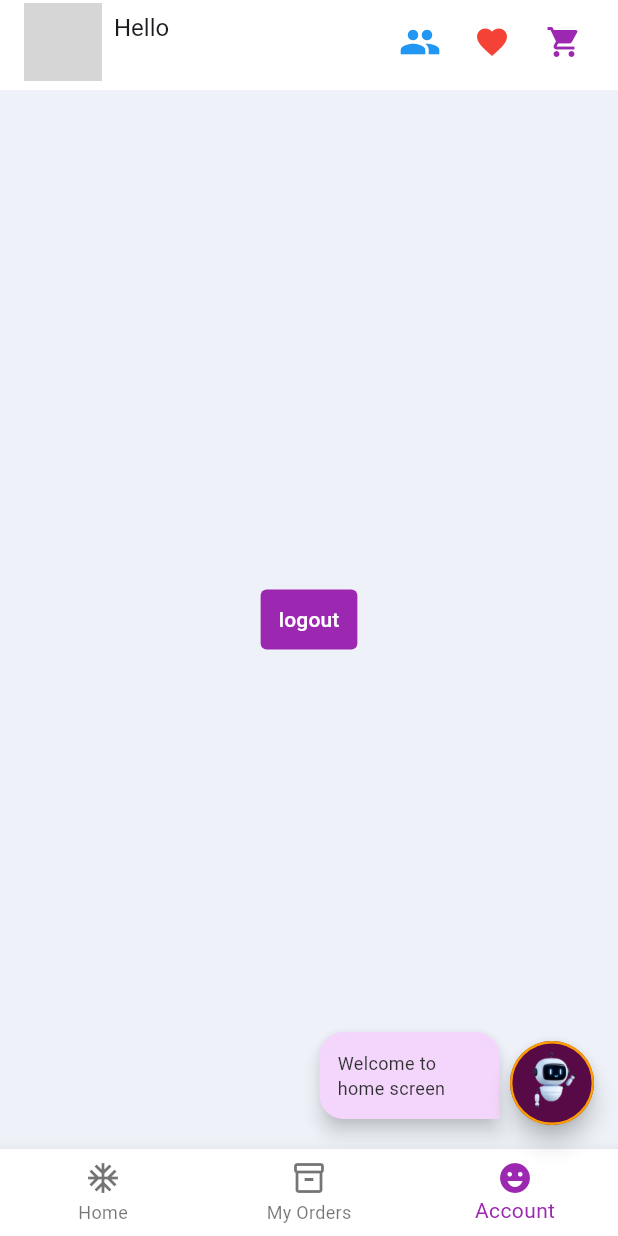
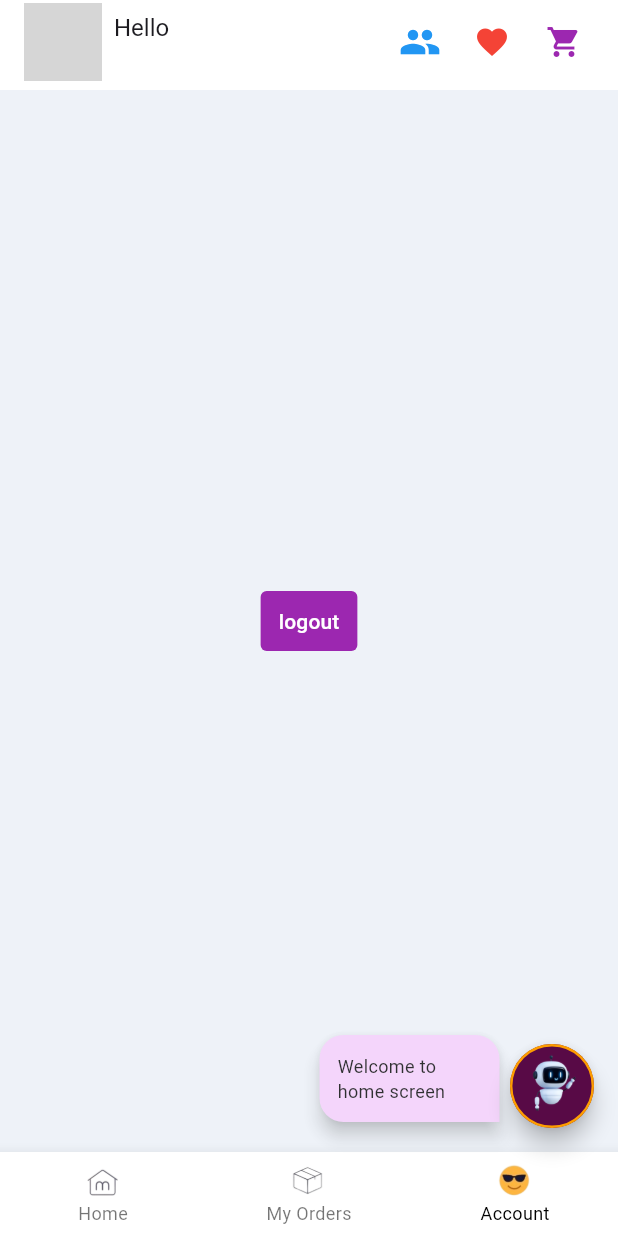
Before and after one commit to aashish2604/meesho_dice, a Flutter app: the screen it shows once a user with an empty profile is signed in, item 3 of the bottom bar chosen, on a phone screen of 412 x 824 dp. Run offline on Flutter 3.47's test engine with Material 3 defaults, Android fonts, the phone set to English and light mode, and no system bars; drawn by our look-alikes of cached_network_image; our stand-ins replace carousel_slider, cloud_firestore, file_picker, firebase_auth, firebase_core, flutter_spinkit and 1 more; missing offline and left inert: ar_flutter_plugin, dialog_flowtter, flutter_3d_controller, flutter_timer_countdown; accounts and stored records are empty; network calls fail; project files that could hold a hidden picture were left out; grey boxes are pictures that could not be loaded.

Commit message:
added label in bottombar

```diff
--- a/lib/screens/home_page.dart
+++ b/lib/screens/home_page.dart
@@ -46,6 +46,31 @@ class _HomePageState extends State<HomePage> {
 
   @override
   Widget build(BuildContext context) {
+    final homeIcon = Image.asset(
+      "assets/images/home.png",
+      height: 26,
+    );
+    final homeActiveIcon = Image.asset(
+      "assets/images/home_active.png",
+      height: 26,
+    );
+    final ordersIcon = Image.asset(
+      "assets/images/orders.png",
+      height: 26,
+    );
+    final ordersActiveIcon = Image.asset(
+      "assets/images/orders_active.png",
+      height: 26,
+    );
+    final accountIcon = Image.asset(
+      "assets/images/account.png",
+      height: 26,
+    );
+    final accountActiveIcon = Image.asset(
+      "assets/images/account_active.png",
+      height: 26,
+    );
+
     return Scaffold(
         appBar: PreferredSize(
           preferredSize:
@@ -70,24 +95,25 @@ class _HomePageState extends State<HomePage> {
           child: _widgetOptions.elementAt(_selectedIndex),
         ),
         bottomNavigationBar: BottomNavigationBar(
+          selectedLabelStyle: TextStyle(fontSize: 12),
+          unselectedLabelStyle: TextStyle(fontSize: 12),
           backgroundColor: Colors.white,
           items: <BottomNavigationBarItem>[
             BottomNavigationBarItem(
-              icon:
-                  _selectedIndex == 0 ? Icon(Icons.home) : Icon(Icons.ac_unit),
+              icon: _selectedIndex == 0 ? homeActiveIcon : homeIcon,
               label: 'Home',
             ),
             BottomNavigationBarItem(
-              icon: Icon(Icons.inventory_2_outlined),
+              icon: _selectedIndex == 1 ? ordersActiveIcon : ordersIcon,
               label: 'My Orders',
             ),
             BottomNavigationBarItem(
-              icon: Icon(Icons.emoji_emotions),
+              icon: _selectedIndex == 2 ? accountActiveIcon : accountIcon,
               label: 'Account',
             ),
           ],
           currentIndex: _selectedIndex,
-          selectedItemColor: Colors.purple,
+          selectedItemColor: Colors.black,
           onTap: _onItemTapped,
         ),
         floatingActionButton: ChatBotFab(
--- a/lib/screens/product_details.dart
+++ b/lib/screens/product_details.dart
@@ -564,8 +564,6 @@ class SellerDetailsBox extends StatelessWidget {
               CircleAvatar(
                 backgroundColor: Colors.lightBlue.shade200,
                 backgroundImage: CachedNetworkImageProvider(
-                    maxHeight: 80,
-                    maxWidth: 80,
                     "https://firebasestorage.googleapis.com/v0/b/meesho-dice-9bfa9.appspot.com/o/app_assets%2Fstore.png?alt=media&token=c1187e3c-e656-4014-933d-fcd81ec72c27"),
               ),
               const SizedBox(
```
Also changed, not shown: assets/images/account.png (added), assets/images/account_active.png (added), assets/images/home.png (added), assets/images/home_active.png (added), assets/images/orders.png (added), assets/images/orders_active.png (added).
